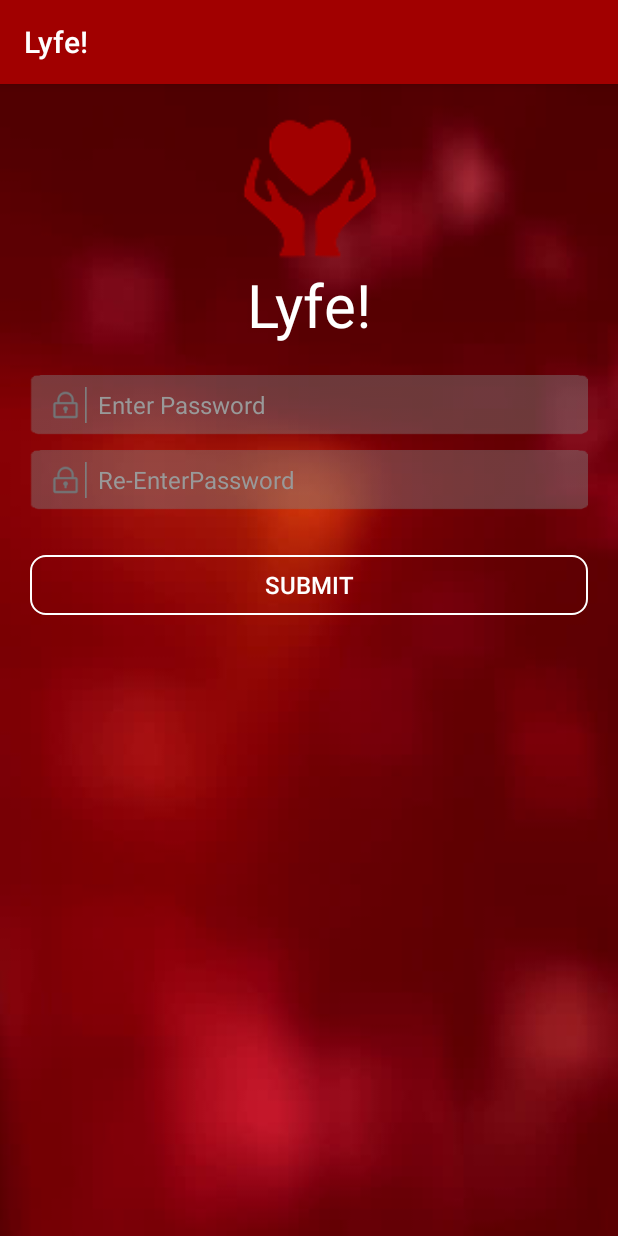
After one commit to Nitijkatiyar/Lyfe, an Android app: the PasswordActivity screen opened directly, with no data from a screen before it, on a phone screen of 412 x 824 dp. The commit adds this screen. Run offline under Robolectric (Android 15) with nearby library versions, the phone set to English and light mode, and no system bars.

Commit message:
commit password Activity

```diff
--- a/Lyfe/app/src/main/AndroidManifest.xml
+++ b/Lyfe/app/src/main/AndroidManifest.xml
@@ -19,6 +19,9 @@
             android:name=".SignUpBasicInformationActivity"
             android:label="@string/app_name" ></activity>
         <activity
+            android:name=".PasswordActivity"
+            android:label="@string/app_name" ></activity>
+        <activity
             android:name=".SignInActivity"
             android:label="@string/app_name" >
             <intent-filter>
--- /dev/null
+++ b/Lyfe/app/src/main/java/com/bst/Lyfe/PasswordActivity.java
@@ -0,0 +1,23 @@
+package com.bst.Lyfe;
+
+import android.os.Bundle;
+import android.support.annotation.Nullable;
+import android.support.v7.app.AppCompatActivity;
+
+/**
+ * Created by arun on 27-05-2016.
+ */
+public class PasswordActivity extends AppCompatActivity {
+
+    @Override
+    protected void onCreate( Bundle savedInstanceState) {
+        super.onCreate(savedInstanceState);
+        setContentView(R.layout.activity_password);
+    }
+
+    @Override
+    public void onBackPressed() {
+        super.onBackPressed();
+        finish();
+    }
+}
--- a/Lyfe/app/src/main/java/com/bst/Lyfe/SignUpBasicInformationActivity.java
+++ b/Lyfe/app/src/main/java/com/bst/Lyfe/SignUpBasicInformationActivity.java
@@ -1,9 +1,12 @@
 package com.bst.Lyfe;
 
+import android.content.Intent;
 import android.os.Bundle;
 import android.support.v7.app.AppCompatActivity;
 import android.view.Menu;
 import android.view.MenuItem;
+import android.view.View;
+import android.widget.Button;
 
 import com.bst.utils.ActivityChanger;
 
@@ -11,15 +14,23 @@ public class SignUpBasicInformationActivity extends AppCompatActivity {
 
 
     ActivityChanger activityChanger;
+    Button _submit;
 
     @Override
     protected void onCreate(Bundle savedInstanceState) {
         super.onCreate(savedInstanceState);
         setContentView(R.layout.activity_signup_basicinformation);
         getSupportActionBar().hide();
-
+        _submit=(Button)findViewById(R.id.submit);
 
         activityChanger = new ActivityChanger(SignUpBasicInformationActivity.this);
+        _submit.setOnClickListener(new View.OnClickListener() {
+            @Override
+            public void onClick(View view) {
+                activityChanger.startActivity(new Intent(SignUpBasicInformationActivity.this, PasswordActivity.class));
+
+            }
+        });
 
 
     }
--- /dev/null
+++ b/Lyfe/app/src/main/res/layout/activity_password.xml
@@ -0,0 +1,99 @@
+<?xml version="1.0" encoding="utf-8"?>
+<LinearLayout xmlns:android="http://schemas.android.com/apk/res/android"
+    xmlns:tools="http://schemas.android.com/tools"
+    android:layout_width="match_parent"
+    android:layout_height="match_parent"
+    android:background="@mipmap/image_background"
+    android:orientation="vertical">
+
+
+    <LinearLayout
+        android:id="@+id/topLayout"
+        android:layout_width="match_parent"
+        android:layout_height="0dp"
+        android:layout_above="@+id/bottomLayout"
+        android:layout_alignParentTop="true"
+        android:layout_weight="1"
+        android:orientation="vertical"
+        tools:context=".MainActivity">
+
+        <LinearLayout
+            android:id="@+id/relative"
+            android:layout_width="wrap_content"
+            android:layout_height="wrap_content"
+            android:layout_gravity="center"
+            android:layout_marginTop="20dp"
+            android:gravity="center"
+            android:orientation="vertical">
+
+            <ImageView
+                android:id="@+id/logo"
+                android:layout_width="100dp"
+                android:layout_height="100dp"
+                android:src="@mipmap/ic_launcher" />
+
+            <TextView
+                android:id="@+id/textView2"
+                android:layout_width="wrap_content"
+                android:layout_height="wrap_content"
+                android:gravity="center_vertical"
+                android:text="@string/app_name"
+                android:textColor="@color/colorWhite"
+                android:textSize="40sp" />
+
+
+        </LinearLayout>
+
+        <LinearLayout
+            android:layout_width="match_parent"
+            android:layout_height="wrap_content"
+            android:layout_gravity="center_horizontal"
+            android:orientation="vertical"
+            android:paddingLeft="20dp"
+            android:paddingRight="20dp"
+            android:paddingTop="10dp">
+
+            <EditText
+                android:id="@+id/edittextpassword"
+                android:layout_width="match_parent"
+                android:layout_height="40dp"
+                android:layout_marginTop="10dp"
+                android:background="@mipmap/semitransparent_white"
+                android:drawableLeft="@mipmap/ic_password"
+                android:hint="Enter Password"
+                android:inputType="numberDecimal"
+                android:paddingLeft="10dp"
+                android:textColor="@color/colorWhite"
+                android:textColorHint="#999"
+                android:textSize="16sp" />
+
+            <EditText
+                android:id="@+id/edittextrepassword"
+                android:layout_width="match_parent"
+                android:layout_height="40dp"
+                android:layout_marginTop="10dp"
+                android:background="@mipmap/semitransparent_white"
+                android:drawableLeft="@mipmap/ic_password"
+                android:ems="10"
+                android:hint="Re-EnterPassword"
+                android:inputType="numberPassword"
+                android:paddingLeft="10dp"
+                android:textColor="@color/colorWhite"
+                android:textColorHint="#999"
+                android:textSize="16sp" />
+
+            <Button
+                android:id="@+id/buttonValidatePIN"
+                android:layout_width="match_parent"
+                android:layout_height="40dp"
+                android:layout_gravity="center_horizontal"
+                android:layout_marginTop="30dp"
+                android:background="@drawable/whiteborder_transparent"
+                android:text="SUBMIT"
+                android:textColor="@color/colorWhite"
+                android:textSize="16sp" />
+
+
+        </LinearLayout>
+        </LinearLayout>
+    </LinearLayout>
--- a/Lyfe/app/src/main/res/layout/activity_signup_basicinformation.xml
+++ b/Lyfe/app/src/main/res/layout/activity_signup_basicinformation.xml
@@ -66,6 +66,9 @@
                 android:textColorHint="#999"
                 android:textSize="16sp" />
 
+
+
+
             <FrameLayout
                 android:layout_width="match_parent"
                 android:layout_height="45dp"
@@ -110,6 +113,17 @@
 
 
             </FrameLayout>
+
+            <Button
+                android:layout_width="match_parent"
+                android:layout_height="40dp"
+                android:layout_gravity="center_horizontal"
+                android:layout_marginTop="30dp"
+                android:background="@drawable/whiteborder_transparent"
+                android:textColor="@color/colorWhite"
+                android:textSize="16sp"
+                android:text="SUBMIT"
+                android:id="@+id/submit"/>
         </LinearLayout>
 
 
```
